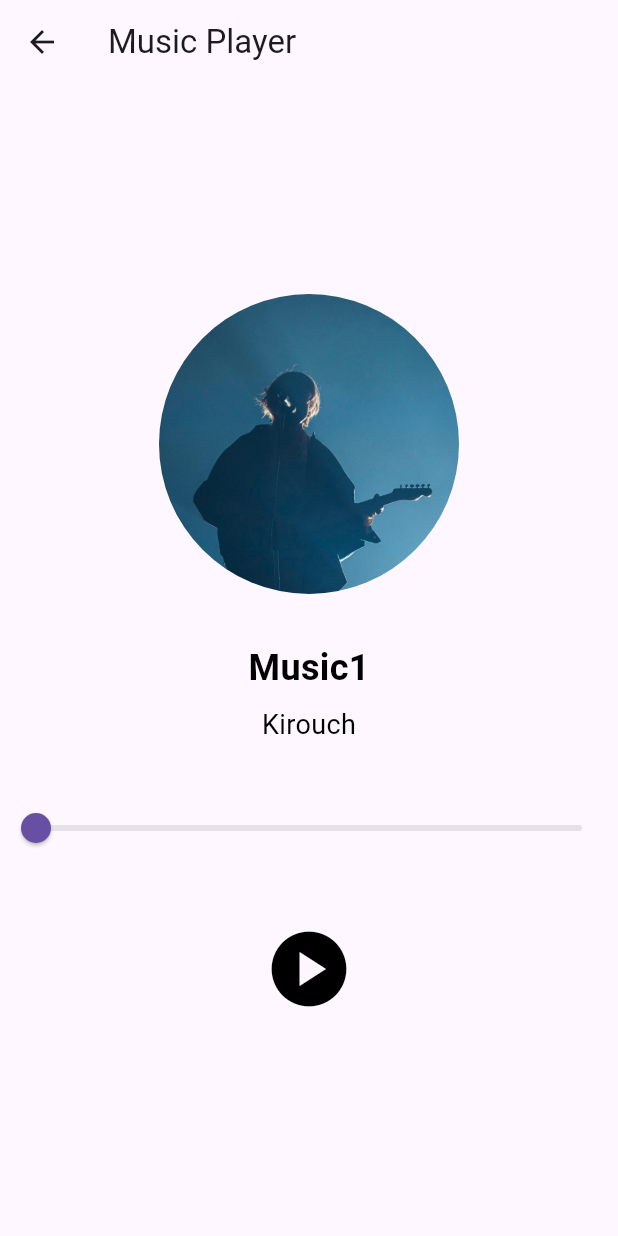
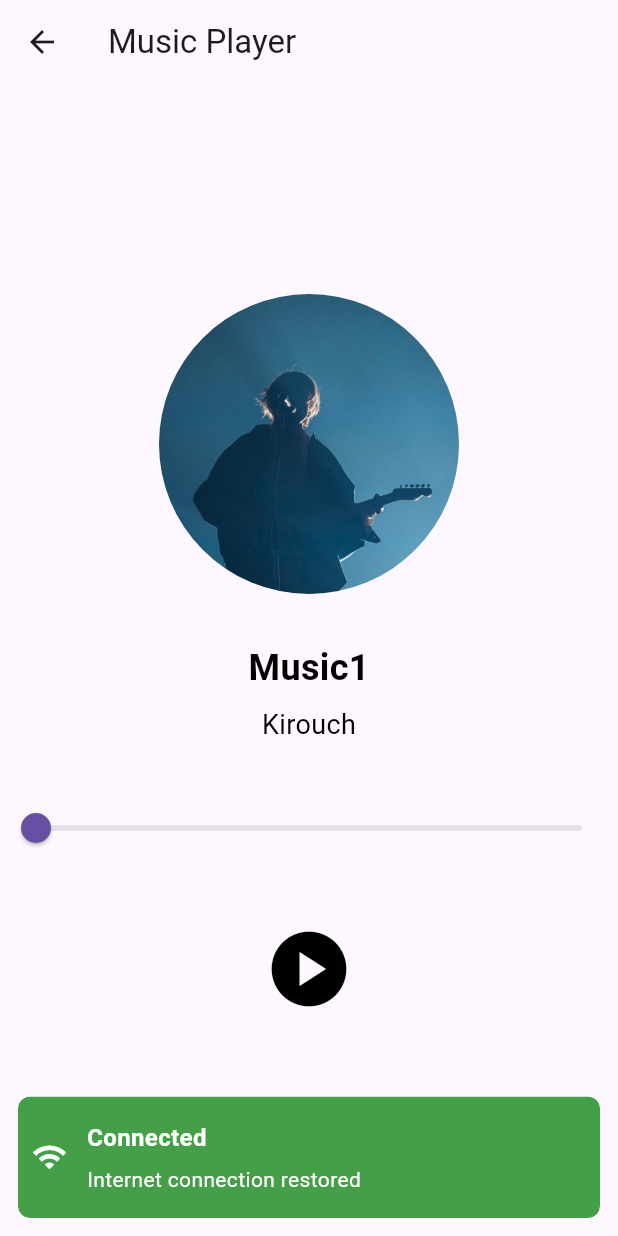
Before and after one commit to RazerArdi/FolioFinance, a Flutter app: the MusicPage screen opened by its route, on a phone screen of 412 x 824 dp. Run offline on Flutter 3.47's test engine with Material 3 defaults, Android fonts, the phone set to English and light mode, and no system bars; our stand-ins replace animated_splash_screen, cloud_firestore, connectivity_plus, csv, firebase_auth, firebase_core and 16 more; missing offline and left inert: encrypt, firebase_app_check; accounts and stored records are empty; statements that could not run were skipped.

Commit message:
V0.6.4 - profil view, music view, explore view, market view          penambahan asynchronous dan connectivity          // If no internet connection, show the "No Internet" page              if (!connectivityController.isConnected.value) {                return AsynchronousComputingHome();              }          -----------------------          profilcontroller          Ketika ada connection post akan langsung terkirim ke firebase, namun jika tidak ada connection akan di catch oleh cache dan dia akan menyimpan ke getstorage, lalu Ketika jaringan Kembali terhubung akan meneruskan dari getstorage menuju firebase lalu cache akan terhapus

```diff
--- a/lib/Controllers/ConnectivityController.dart
+++ b/lib/Controllers/ConnectivityController.dart
@@ -20,7 +20,7 @@ class ConnectivityController extends GetxController {
   void _setupConnectivityListener() {
     _connectivitySubscription = _connectivity.onConnectivityChanged.listen(
           (List<ConnectivityResult> results) {
-        print("Connectivity changed: $results"); // Tambahkan debug print
+        print("Connectivity changed: $results"); // debug print
         bool newConnectionStatus = results.contains(ConnectivityResult.wifi) ||
             results.contains(ConnectivityResult.mobile);
 
@@ -45,7 +45,7 @@ class ConnectivityController extends GetxController {
       isConnected.value = newConnectionStatus;
       _showConnectivitySnackbar(newConnectionStatus);
     } catch (e) {
-      print("Connectivity check error: $e"); // Tambahkan debug print
+      print("Connectivity check error: $e"); // debug print
       isConnected.value = false;
       _showConnectivitySnackbar(false);
     } finally {
--- a/lib/View/Music.dart
+++ b/lib/View/Music.dart
@@ -1,10 +1,12 @@
 import 'package:flutter/material.dart';
 import 'package:get/get.dart';
-
 import 'package:FFinance/Controllers/MusicPlayerController.dart';
+import 'package:FFinance/Controllers/ConnectivityController.dart';
+import 'AsynchronousComputingHome/AsynchronousComputingHome.dart';
 
 class MusicPage extends StatelessWidget {
-  final controller = Get.put(MusicPlayerController());
+  final MusicPlayerController controller = Get.put(MusicPlayerController());
+  final ConnectivityController connectivityController = Get.put(ConnectivityController());
 
   @override
   Widget build(BuildContext context) {
@@ -12,33 +14,42 @@ class MusicPage extends StatelessWidget {
       appBar: AppBar(
         title: Text('Music Player'),
       ),
-      body: Container(
-        child: Center(
-          child: Obx(() => Column(
+      body: Obx(() {
+        // Jika tidak ada koneksi, tampilkan halaman No Internet
+        if (!connectivityController.isConnected.value) {
+          return AsynchronousComputingHome();
+        }
+        // Jika ada koneksi, tampilkan halaman Music Player
+        return Center(
+          child: Column(
             mainAxisAlignment: MainAxisAlignment.center,
             children: [
-              // Cover Album (Contoh)
+              // Cover Album
               Container(
                 width: 200,
                 height: 200,
                 decoration: BoxDecoration(
                   borderRadius: BorderRadius.circular(100),
                   image: DecorationImage(
-                    image: AssetImage('assets/images/eve.jpg'), // Ganti dengan path gambar Anda
+                    image: AssetImage('assets/images/eve.jpg'), // Path gambar
                     fit: BoxFit.cover,
                   ),
                 ),
               ),
               SizedBox(height: 32),
-              // Judul dan Artis (Contoh)
+              // Judul dan Artis
               Text(
-                'Music1', // Ganti dengan judul lagu
-                style: TextStyle(fontSize: 24, fontWeight: FontWeight.bold, color: const Color.fromARGB(255, 0, 0, 0)),
+                'Music1', // Judul lagu
+                style: TextStyle(
+                  fontSize: 24,
+                  fontWeight: FontWeight.bold,
+                  color: Colors.black,
+                ),
               ),
               SizedBox(height: 8),
               Text(
-                'Kirouch', // Ganti dengan nama artis
-                style: TextStyle(fontSize: 18, color: const Color.fromARGB(255, 0, 0, 0)),
+                'Kirouch', // Nama artis
+                style: TextStyle(fontSize: 18, color: Colors.black),
               ),
               SizedBox(height: 32),
               // Slider
@@ -55,7 +66,7 @@ class MusicPage extends StatelessWidget {
               IconButton(
                 icon: Icon(
                   controller.isPlaying.value ? Icons.pause_circle : Icons.play_circle,
-                  color: const Color.fromARGB(255, 0, 0, 0),
+                  color: Colors.black,
                 ),
                 iconSize: 60,
                 onPressed: () {
@@ -67,9 +78,9 @@ class MusicPage extends StatelessWidget {
                 },
               ),
             ],
-          )),
-        ),
-      ),
+          ),
+        );
+      }),
     );
   }
 }
```
Also changed, not shown: lib/View/Explore.dart (+11 -5 lines), lib/View/Market.dart (+17 -16 lines), lib/View/Profil.dart (+10 -2 lines), lib/Controllers/ProfileController.dart (line endings or trailing spaces), 1 other file.
